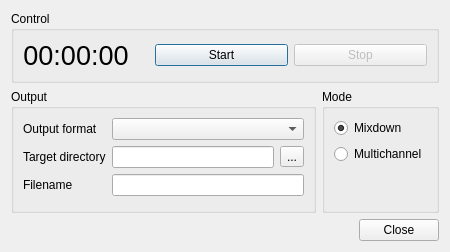
Qt form src/mumble/VoiceRecordingDialog.ui (arrai/mumble-record) before a commit.
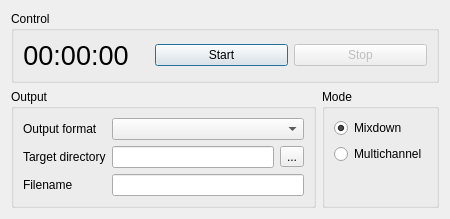
The same form after that commit. Icons and pictures are not drawn.

Commit message: Remove the close button

```diff
--- a/src/mumble/VoiceRecordingDialog.ui
+++ b/src/mumble/VoiceRecordingDialog.ui
@@ -7,7 +7,7 @@
     <x>0</x>
     <y>0</y>
     <width>450</width>
-    <height>252</height>
+    <height>219</height>
    </rect>
   </property>
   <property name="windowTitle">
@@ -135,16 +135,6 @@
      </layout>
     </widget>
    </item>
-   <item row="2" column="1">
-    <widget class="QDialogButtonBox" name="buttonBox">
-     <property name="orientation">
-      <enum>Qt::Horizontal</enum>
-     </property>
-     <property name="standardButtons">
-      <set>QDialogButtonBox::Close</set>
-     </property>
-    </widget>
-   </item>
    <item row="1" column="0">
     <widget class="QGroupBox" name="qgbOutput">
      <property name="title">
```
Left out of the diff: 19 changed lines with no effect on the pictures. The commit also changes 1 other file.
